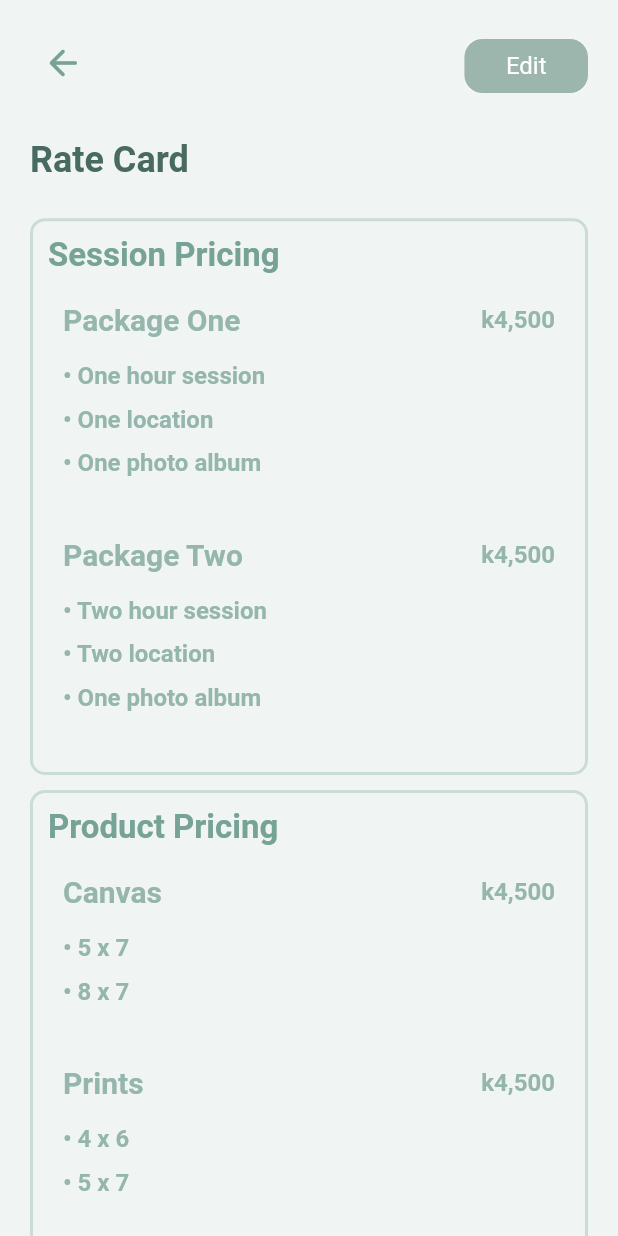
After one commit to Xilla/upputo, a Flutter app: the RateCardScreen screen opened by its route, on a phone screen of 412 x 824 dp. The commit adds this screen. Run offline on Flutter 3.47's test engine with Material 2 defaults, Android fonts, the phone set to English and light mode, and no system bars; our stand-ins replace get.

Commit message:
added rate card screen

```diff
--- a/lib/modules/home/local_widgets/navigation_drawer/navigation_drawer.dart
+++ b/lib/modules/home/local_widgets/navigation_drawer/navigation_drawer.dart
@@ -6,6 +6,7 @@ import 'package:upputo/modules/home/controller.dart';
 import 'package:upputo/modules/home/local_widgets/navigation_drawer/navigation_drawer_header.dart';
 import 'package:upputo/modules/home/local_widgets/navigation_drawer/navigation_drawer_menu_item.dart';
 import 'package:upputo/modules/profile/profile.dart';
+import 'package:upputo/modules/rate_card/rate_card.dart';
 import 'package:upputo/modules/recent_services/recent_services.dart';
 import 'package:upputo/modules/user_clients/user_clients.dart';
 
@@ -92,6 +93,9 @@ class NavigationDrawer extends GetView<HomeController> {
                       navMenuItem(
                         text: 'Rate card',
                         icon: Icons.document_scanner_outlined,
+                        onClicked: () {
+                          Get.to(() => const RateCardScreen());
+                        },
                       ),
                       SizedBox(
                         height: screenHeight * 0.01,
--- /dev/null
+++ b/lib/modules/rate_card/controller.dart
@@ -0,0 +1,82 @@
+import 'package:get/get.dart';
+import 'package:upputo/modules/rate_card/local_models/rate_card_models.dart';
+
+class RateCardController extends GetxController {
+  static const rates = [
+    {
+      "title": "Session Pricing",
+      "price": 250,
+      "unit": "hour",
+      "SubCategory": [
+        {
+          "name": "Package One",
+          "price": 50,
+          "unit": "hour",
+          "Entry": [
+            {"entry": "One hour session", "price": 10, "unit": "hour"},
+            {"entry": "One location", "price": 10, "unit": "hour"},
+            {"entry": "One photo album", "price": 10, "unit": "hour"}
+          ]
+        },
+        {
+          "name": "Package Two",
+          "price": 50,
+          "unit": "hour",
+          "Entry": [
+            {"entry": "Two hour session", "price": 10, "unit": "hour"},
+            {"entry": "Two location", "price": 10, "unit": "hour"},
+            {"entry": "One photo album", "price": 10, "unit": "hour"}
+          ]
+        }
+      ]
+    },
+    {
+      "title": "Product Pricing",
+      "price": 250,
+      "unit": "hour",
+      "SubCategory": [
+        {
+          "name": "Canvas",
+          "price": 50,
+          "unit": "hour",
+          "Entry": [
+            {"entry": "5 x 7", "price": 10, "unit": "each"},
+            {"entry": "8 x 7", "price": 10, "unit": "each"},
+          ]
+        },
+        {
+          "name": "Prints",
+          "price": 50,
+          "unit": "hour",
+          "Entry": [
+            {"entry": "4 x 6", "price": 10, "unit": "each"},
+            {"entry": "5 x 7", "price": 10, "unit": "each"},
+          ]
+        }
+      ]
+    },
+  ];
+
+  List<RateCategory> cardRates =
+      rates.map((e) => RateCategory.fromJson(e)).toList();
+
+  @override
+  void onInit() {
+    super.onInit();
+  }
+
+  @override
+  void onReady() {
+    super.onReady();
+  }
+
+  @override
+  void onClose() {
+    super.onClose();
+  }
+
+  @override
+  void dispose() {
+    super.dispose();
+  }
+}
--- /dev/null
+++ b/lib/modules/rate_card/local_models/rate_card_models.dart
@@ -0,0 +1,91 @@
+// To parse this JSON data, do
+//
+//     final rateCategory = rateCategoryFromJson(jsonString);
+
+import 'dart:convert';
+
+RateCategory rateCategoryFromJson(String str) =>
+    RateCategory.fromJson(json.decode(str));
+
+String rateCategoryToJson(RateCategory data) => json.encode(data.toJson());
+
+class RateCategory {
+  RateCategory({
+    this.title,
+    this.price,
+    this.unit,
+    this.subCategory,
+  });
+
+  String? title;
+  double? price;
+  String? unit;
+  List<SubCategory>? subCategory;
+
+  factory RateCategory.fromJson(Map<String, dynamic> json) => RateCategory(
+        title: json["title"],
+        price: json["price"].toDouble(),
+        unit: json["unit"],
+        subCategory: List<SubCategory>.from(
+            json["SubCategory"].map((x) => SubCategory.fromJson(x))),
+      );
+
+  Map<String, dynamic> toJson() => {
+        "title": title,
+        "price": price,
+        "unit": unit,
+        "SubCategory": List<dynamic>.from(subCategory!.map((x) => x.toJson())),
+      };
+}
+
+class SubCategory {
+  SubCategory({
+    this.name,
+    this.price,
+    this.unit,
+    this.entry,
+  });
+
+  String? name;
+  double? price;
+  String? unit;
+  List<Entry>? entry;
+
+  factory SubCategory.fromJson(Map<String, dynamic> json) => SubCategory(
+        name: json["name"],
+        price: json["price"].toDouble(),
+        unit: json["unit"],
+        entry: List<Entry>.from(json["Entry"].map((x) => Entry.fromJson(x))),
+      );
+
+  Map<String, dynamic> toJson() => {
+        "name": name,
+        "price": price,
+        "unit": unit,
+        "Entry": List<dynamic>.from(entry!.map((x) => x.toJson())),
+      };
+}
+
+class Entry {
+  Entry({
+    this.entry,
+    this.price,
+    this.unit,
+  });
+
+  String? entry;
+  double? price;
+  String? unit;
+
+  factory Entry.fromJson(Map<String, dynamic> json) => Entry(
+        entry: json["entry"],
+        price: json["price"].toDouble(),
+        unit: json["unit"],
+      );
+
+  Map<String, dynamic> toJson() => {
+        "entry": entry,
+        "price": price,
+        "unit": unit,
+      };
+}
--- /dev/null
+++ b/lib/modules/rate_card/local_widgets/rate_category_card.dart
@@ -0,0 +1,68 @@
+import 'package:flutter/material.dart';
+import 'package:get/get.dart';
+import 'package:upputo/core/values/colors.dart';
+import 'package:upputo/global_widgets/text/sub_text.dart';
+import 'package:upputo/modules/rate_card/controller.dart';
+import 'package:upputo/modules/rate_card/local_models/rate_card_models.dart';
+import 'package:upputo/modules/rate_card/local_widgets/rate_sub_category_card.dart';
+
+class RateCategoryCard extends GetView<RateCardController> {
+  final String category;
+  final List<SubCategory> subCategories;
+
+  const RateCategoryCard({
+    Key? key,
+    required this.category,
+    required this.subCategories,
+  }) : super(key: key);
+
+  @override
+  Widget build(BuildContext context) {
+    Get.put(RateCardController());
+    double screenHeight = MediaQuery.of(context).size.height;
+    double screenWidth = MediaQuery.of(context).size.width;
+
+    return Material(
+      borderRadius: BorderRadius.circular(10),
+      color: AppColors.primary[50],
+      child: InkWell(
+        borderRadius: BorderRadius.circular(10),
+        child: Container(
+          decoration: BoxDecoration(
+              border: Border.all(
+                  color: AppColors.primary[400]!.withOpacity(0.3), width: 2),
+              borderRadius: BorderRadius.circular(10)),
+          width: screenWidth,
+          child: Padding(
+            padding: const EdgeInsets.symmetric(vertical: 10, horizontal: 10),
+            child: Column(
+              crossAxisAlignment: CrossAxisAlignment.start,
+              children: [
+                SubText(
+                  text: category,
+                  size: 22,
+                ),
+                SizedBox(
+                  height: screenHeight * 0.01,
+                ),
+                ListView.builder(
+                  itemCount: subCategories.length,
+                  scrollDirection: Axis.vertical,
+                  physics: const BouncingScrollPhysics(),
+                  shrinkWrap: true,
+                  itemBuilder: (_, index) => Container(
+                    margin: const EdgeInsets.only(bottom: 10),
+                    child: RateSubCategoryCard(
+                      subCategory: subCategories[index].name!,
+                      entries: subCategories[index].entry!,
+                    ),
+                  ),
+                ),
+              ],
+            ),
+          ),
+        ),
+      ),
+    );
+  }
+}
--- /dev/null
+++ b/lib/modules/rate_card/local_widgets/rate_sub_category_card.dart
@@ -0,0 +1,65 @@
+import 'package:flutter/material.dart';
+import 'package:upputo/core/values/colors.dart';
+import 'package:upputo/global_widgets/text/detail_text.dart';
+import 'package:upputo/modules/rate_card/local_models/rate_card_models.dart';
+
+class RateSubCategoryCard extends StatelessWidget {
+  final String subCategory;
+  final List<Entry> entries;
+
+  const RateSubCategoryCard({
+    Key? key,
+    required this.subCategory,
+    required this.entries,
+  }) : super(key: key);
+
+  @override
+  Widget build(BuildContext context) {
+    double screenHeight = MediaQuery.of(context).size.height;
+    double screenWidth = MediaQuery.of(context).size.width;
+
+    return Material(
+      borderRadius: BorderRadius.circular(10),
+      color: AppColors.primary[50],
+      child: InkWell(
+        borderRadius: BorderRadius.circular(10),
+        child: SizedBox(
+          width: screenWidth,
+          child: Padding(
+            padding: const EdgeInsets.symmetric(vertical: 10, horizontal: 10),
+            child: Column(
+              crossAxisAlignment: CrossAxisAlignment.start,
+              children: [
+                Row(
+                  mainAxisAlignment: MainAxisAlignment.spaceBetween,
+                  children: [
+                    DetailText(
+                      text: subCategory,
+                      size: 20,
+                    ),
+                    DetailText(
+                      text: 'k4,500',
+                    )
+                  ],
+                ),
+                SizedBox(
+                  height: screenHeight * 0.02,
+                ),
+                ListView.builder(
+                  itemCount: entries.length,
+                  scrollDirection: Axis.vertical,
+                  physics: const BouncingScrollPhysics(),
+                  shrinkWrap: true,
+                  itemBuilder: (_, index) => Container(
+                    margin: const EdgeInsets.only(bottom: 10),
+                    child: DetailText(text: '\u2022 ' + entries[index].entry!),
+                  ),
+                ),
+              ],
+            ),
+          ),
+        ),
+      ),
+    );
+  }
+}
--- /dev/null
+++ b/lib/modules/rate_card/rate_card.dart
@@ -0,0 +1,80 @@
+import 'package:flutter/material.dart';
+import 'package:get/get.dart';
+import 'package:upputo/core/values/colors.dart';
+import 'package:upputo/core/values/dimensions.dart';
+import 'package:upputo/global_widgets/input/sub_button.dart';
+import 'package:upputo/global_widgets/text/main_text.dart';
+import 'package:upputo/modules/rate_card/controller.dart';
+import 'package:upputo/modules/rate_card/local_widgets/rate_category_card.dart';
+
+class RateCardScreen extends GetView<RateCardController> {
+  const RateCardScreen({Key? key}) : super(key: key);
+
+  @override
+  Widget build(BuildContext context) {
+    Get.put(RateCardController());
+    double screenHeight = MediaQuery.of(context).size.height;
+    double screenWidth = MediaQuery.of(context).size.width;
+
+    return SafeArea(
+      child: Scaffold(
+        backgroundColor: AppColors.primary[50],
+        body: SingleChildScrollView(
+          physics: const BouncingScrollPhysics(),
+          child: Container(
+            padding: const EdgeInsets.symmetric(
+                horizontal: Dimensions.horizontalPadding,
+                vertical: Dimensions.verticalPadding),
+            child: Column(
+              mainAxisAlignment: MainAxisAlignment.start,
+              crossAxisAlignment: CrossAxisAlignment.start,
+              children: [
+                Row(
+                  mainAxisAlignment: MainAxisAlignment.spaceBetween,
+                  children: [
+                    IconButton(
+                      alignment: Alignment.topLeft,
+                      icon: const Icon(Icons.arrow_back_rounded),
+                      color: AppColors.primary[400],
+                      iconSize: 28,
+                      onPressed: () {
+                        Get.back();
+                      },
+                    ),
+                    SubButton(
+                      label: 'Edit',
+                      width: screenWidth * 0.2,
+                      onPressed: () {},
+                    ),
+                  ],
+                ),
+                SizedBox(
+                  height: screenHeight * 0.03,
+                ),
+                MainText(text: 'Rate Card'),
+                SizedBox(
+                  height: screenHeight * 0.03,
+                ),
+                ListView.builder(
+                  itemCount: controller.cardRates.length,
+                  scrollDirection: Axis.vertical,
+                  physics: const BouncingScrollPhysics(),
+                  shrinkWrap: true,
+                  itemBuilder: (_, index) => Container(
+                      margin: const EdgeInsets.only(bottom: 10),
+                      child: RateCategoryCard(
+                        category: controller.cardRates[index].title!,
+                        subCategories: controller.cardRates[index].subCategory!,
+                      )),
+                ),
+                SizedBox(
+                  height: screenHeight * 0.03,
+                ),
+              ],
+            ),
+          ),
+        ),
+      ),
+    );
+  }
+}
--- a/lib/root_binding.dart
+++ b/lib/root_binding.dart
@@ -9,6 +9,7 @@ import 'package:upputo/modules/make_offer/controller.dart';
 import 'package:upputo/modules/offer_details/controller.dart';
 import 'package:upputo/modules/offers/controller.dart';
 import 'package:upputo/modules/profile/controller.dart';
+import 'package:upputo/modules/rate_card/controller.dart';
 import 'package:upputo/modules/recent_services/controller.dart';
 import 'package:upputo/modules/request_details/controller.dart';
 import 'package:upputo/modules/request_service/controller.dart';
@@ -50,5 +51,6 @@ class RootBinding extends Bindings {
     Get.lazyPut<FavoritesController>(() => FavoritesController(), fenix: true);
     Get.lazyPut<UserClientsController>(() => UserClientsController(),
         fenix: true);
+    Get.lazyPut<RateCardController>(() => RateCardController(), fenix: true);
   }
 }
--- a/lib/routes/routes.dart
+++ b/lib/routes/routes.dart
@@ -8,6 +8,7 @@ import 'package:upputo/modules/make_offer/make_offer.dart';
 import 'package:upputo/modules/offer_details/offer_details.dart';
 import 'package:upputo/modules/offers/offers.dart';
 import 'package:upputo/modules/profile/profile.dart';
+import 'package:upputo/modules/rate_card/rate_card.dart';
 import 'package:upputo/modules/recent_services/recent_services.dart';
 import 'package:upputo/modules/request_details/request_details.dart';
 import 'package:upputo/modules/request_service/request_service.dart';
@@ -41,5 +42,6 @@ class Routes {
     GetPage(name: '/recent-services', page: () => const RecentServicesScreen()),
     GetPage(name: '/favorites', page: () => const FavoritesScreen()),
     GetPage(name: '/user-cliients', page: () => const UserClientsScreen()),
+    GetPage(name: '/rate-card', page: () => const RateCardScreen()),
   ];
 }
```
